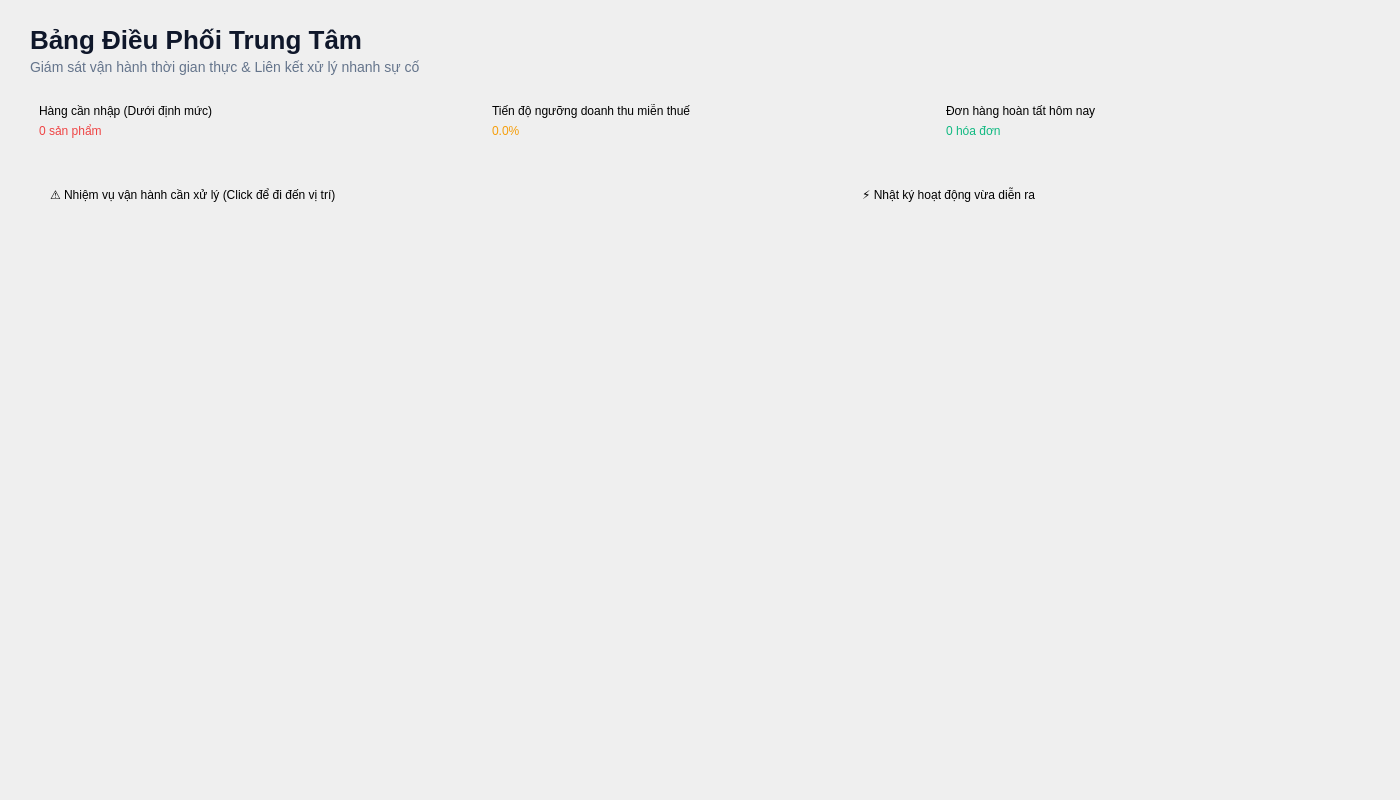
Above: app/modules/dashboard/ui/views/dashboard.ui from minhtoan3131/stationpos-python-coursework-basic before the change. Below: the same form after it.
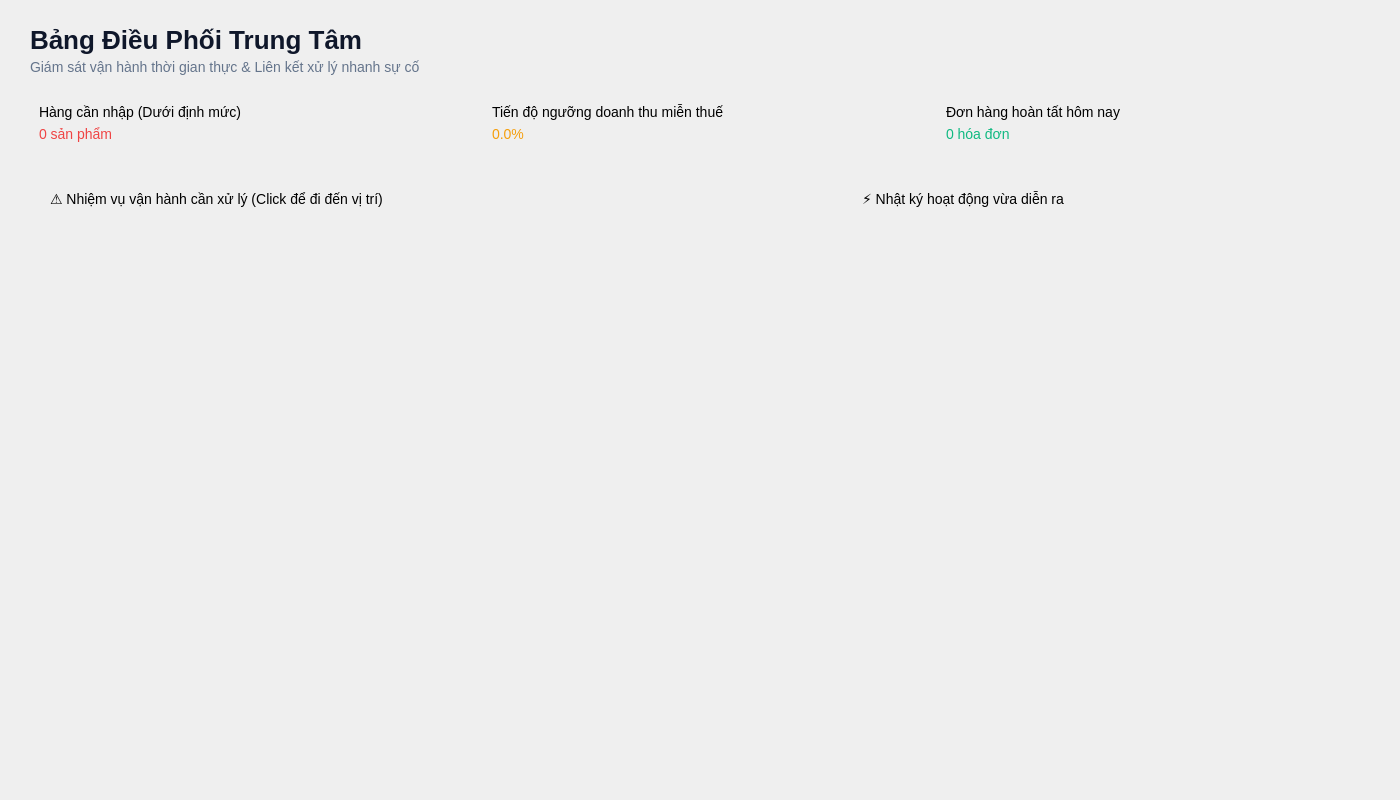
That is the form after the change.

```diff
--- a/app/modules/dashboard/ui/views/dashboard.ui
+++ b/app/modules/dashboard/ui/views/dashboard.ui
@@ -99,6 +99,10 @@
     QListWidget#list_live_feed::item:hover {
         background-color: #f1f5f9;
     }
+
+    QLabel {
+        font-size: 14px;
+    }
    </string>
   </property>
   <layout class="QVBoxLayout" name="main_layout">
```
